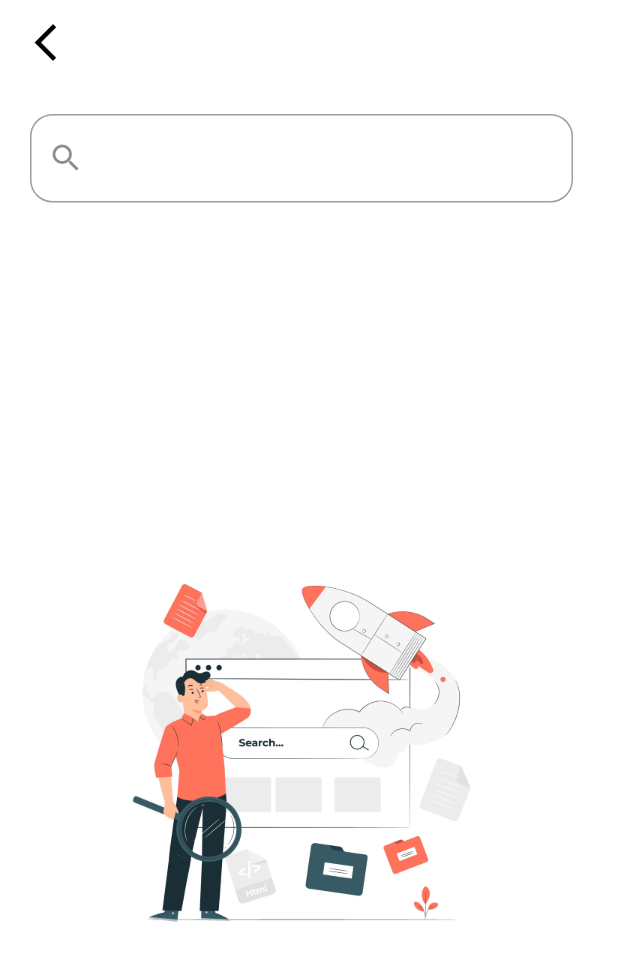
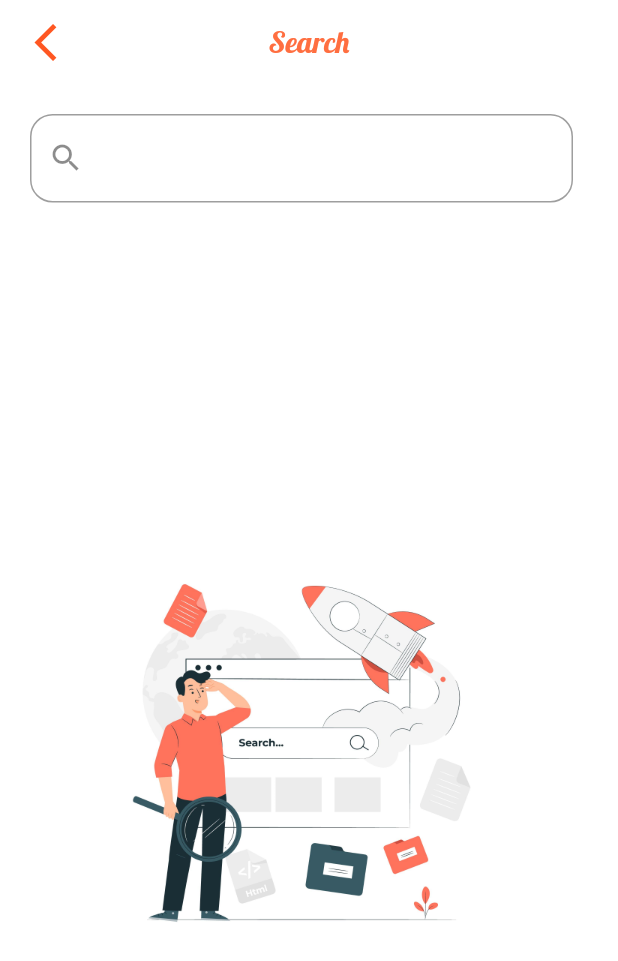
Before and after one commit to A7medking1/elctronic_store, a Flutter app: the HomeScreen screen opened directly, after a tap on the "search" icon, on a phone screen of 412 x 824 dp. Shown: the top 961 px of the screen. Run offline on Flutter 3.47's test engine with Material 2 defaults, Android fonts, the phone set to English and light mode, and no system bars; our stand-ins replace cached_network_image, carousel_slider, dio, equatable, flutter_svg, get and 4 more; accounts and stored records are empty; network calls fail.

Commit message:
finish cart

```diff
--- a/lib/main.dart
+++ b/lib/main.dart
@@ -16,6 +16,7 @@ void main() async {
   print(token);
   ApiClient.init();
 
+
   SystemChrome.setPreferredOrientations([
     DeviceOrientation.portraitUp,
   ]);
@@ -23,7 +24,8 @@ void main() async {
   runApp(const MyApp());
 }
 
-class MyApp extends StatelessWidget {
+class MyApp extends StatelessWidget
+{
   const MyApp({super.key});
 
   @override
--- a/lib/src/core/binding/binding.dart
+++ b/lib/src/core/binding/binding.dart
@@ -1,4 +1,5 @@
 import 'package:ecommerce_app/src/view/pages/app_layout_controller.dart';
+import 'package:ecommerce_app/src/view/pages/cart_screen/cart_controller.dart';
 import 'package:ecommerce_app/src/view/pages/category_screen/category_controller.dart';
 import 'package:ecommerce_app/src/view/pages/profile_screen/profile_controller.dart';
 import 'package:get/get.dart';
@@ -25,6 +26,7 @@ class AppBinding extends Bindings {
     Get.lazyPut(() => CategoryController(Get.find<ProductsRepo>()));
     Get.lazyPut(() => ProfileController(Get.find<ProductsRepo>()));
     Get.lazyPut(() => ProductsController(Get.find<ProductsRepo>()));
+    //Get.lazyPut(() => CartController(Get.find<ProductsRepo>()));
     // Get.lazyPut(() => SearchController(Get.find<ProductsRepo>()));
   }
 }
--- a/lib/src/view/pages/home_screen/home_screen.dart
+++ b/lib/src/view/pages/home_screen/home_screen.dart
@@ -1,16 +1,14 @@
 import 'package:ecommerce_app/size_config.dart';
-import 'package:ecommerce_app/src/core/api_constant.dart';
 import 'package:ecommerce_app/src/core/app_constant.dart';
+import 'package:ecommerce_app/src/view/pages/cart_screen/cart_screen.dart';
 import 'package:ecommerce_app/src/view/pages/home_screen/products_controller.dart';
 import 'package:ecommerce_app/src/view/pages/product_detail_screen/product_detail_screen.dart';
 import 'package:ecommerce_app/src/view/pages/search_screen/search_screen.dart';
 import 'package:flutter/material.dart';
 import 'package:get/get.dart';
-import 'package:google_fonts/google_fonts.dart';
 
-import '../../../model/product_model.dart';
 import '../../widgets/build_grid_view_product.dart';
-import '../../widgets/cached_image_network.dart';
+import '../../widgets/custom_app_bar.dart';
 import '../../widgets/custom_slider.dart';
 
 class HomeScreen extends StatelessWidget {
@@ -19,24 +17,36 @@ class HomeScreen extends StatelessWidget {
   @override
   Widget build(BuildContext context) {
     return Scaffold(
-      appBar: AppBar(
-        title: Text("Ecommerce App",
-            style: GoogleFonts.lobster(
-                fontSize: 20, color: Colors.deepOrangeAccent)),
-        iconTheme: const IconThemeData(color: Colors.black),
-        backgroundColor: Colors.white,
-        actions: [
-          Padding(
-            padding: const EdgeInsets.all(8.0),
-            child: IconButton(
+      appBar: PreferredSize(
+        preferredSize: Size.fromHeight(AppBar().preferredSize.height),
+        child: CustomAppBarWidget(
+          title: 'Ecommerce App',
+          leadingBack: false,
+          actions: [
+            Padding(
+              padding: const EdgeInsets.all(8.0),
+              child: IconButton(
                 onPressed: () => Get.to(() => SearchScreen()),
                 icon: Icon(
                   Icons.search,
                   color: AppConstant().kPrimaryColor,
                   size: 30,
-                )),
-          )
-        ],
+                ),
+              ),
+            ),
+            Padding(
+              padding: const EdgeInsets.all(8.0),
+              child: IconButton(
+                onPressed: () => Get.to(() => const CartScreen()),
+                icon: Icon(
+                  Icons.shopping_cart_outlined,
+                  color: AppConstant().kPrimaryColor,
+                  size: 30,
+                ),
+              ),
+            ),
+          ],
+        ),
       ),
       body: Padding(
         padding: EdgeInsets.all(
--- a/lib/src/view/pages/products_by_category/products_by_category.dart
+++ b/lib/src/view/pages/products_by_category/products_by_category.dart
@@ -1,4 +1,5 @@
 import 'package:ecommerce_app/src/view/pages/home_screen/home_screen.dart';
+import 'package:ecommerce_app/src/view/widgets/custom_app_bar.dart';
 import 'package:flutter/material.dart';
 import 'package:get/get.dart';
 
@@ -19,8 +20,9 @@ class ProductByCategoryScreen extends StatelessWidget {
   Widget build(BuildContext context) {
     Get.find<ProductsController>().getProductByCategory(categoryId);
     return Scaffold(
-      appBar: AppBar(
-        title: Text(title.toUpperCase()),
+      appBar: PreferredSize(
+        preferredSize: Size.fromHeight(AppBar().preferredSize.height),
+        child: CustomAppBarWidget(title: title, leadingBack: true,centerTitle: true,),
       ),
       body: Padding(
         padding: const EdgeInsets.all(20),
--- a/lib/src/view/pages/profile_screen/profile_controller.dart
+++ b/lib/src/view/pages/profile_screen/profile_controller.dart
@@ -47,10 +47,10 @@ class ProfileController extends GetxController {
     await CacheHelper.removeData(key: 'token');
     if (result.statusCode == 204) {
       Get.offAll(() => const LoginScreen());
+      Get.find<AppLayOutController>().currentIndex = 0;
+    } else {
 
-      Get.find<AppLayOutController>().currentIndex = 0;
-    } else {}
-
+    }
     isLoading.value = false;
     update();
   }
--- a/lib/src/view/pages/search_screen/search_screen.dart
+++ b/lib/src/view/pages/search_screen/search_screen.dart
@@ -1,5 +1,6 @@
 import 'package:ecommerce_app/src/view/pages/search_screen/search_controller.dart';
 import 'package:ecommerce_app/src/view/widgets/cached_image_network.dart';
+import 'package:ecommerce_app/src/view/widgets/custom_app_bar.dart';
 import 'package:flutter/material.dart';
 import 'package:get/get.dart';
 
@@ -17,20 +18,9 @@ class SearchScreen extends StatelessWidget {
     return GestureDetector(
       onTap: () => FocusScope.of(context).unfocus(),
       child: Scaffold(
-        appBar: AppBar(
-          backgroundColor: Colors.white,
-          elevation: 0.0,
-          leading: Padding(
-            padding: const EdgeInsets.only(left: 15),
-            child: IconButton(
-              onPressed: () => Get.back(),
-              icon: const Icon(
-                Icons.arrow_back_ios,
-                size: 30,
-              ),
-            ),
-          ),
-          iconTheme: const IconThemeData(color: Colors.black),
+        appBar: PreferredSize(
+          preferredSize:Size.fromHeight(AppBar().preferredSize.height),
+          child: const CustomAppBarWidget(title: 'Search', leadingBack: true,centerTitle: true,),
         ),
         body: GetBuilder<SearchController>(
           init: Get.put(SearchController(Get.find())),
--- /dev/null
+++ b/lib/src/view/widgets/custom_app_bar.dart
@@ -0,0 +1,38 @@
+import 'package:flutter/material.dart';
+import 'package:get/get.dart';
+import 'package:google_fonts/google_fonts.dart';
+
+class CustomAppBarWidget extends StatelessWidget {
+
+  final List<Widget>? actions ;
+  final String  title ;
+  final bool leadingBack;
+  final bool? centerTitle ;
+
+
+
+  const CustomAppBarWidget({
+    Key? key, this.actions, required this.title, required this.leadingBack, this.centerTitle,
+  }) : super(key: key);
+
+
+  @override
+  Widget build(BuildContext context) {
+    return AppBar(
+      title: Text(title,style: GoogleFonts.lobster(
+          fontSize: 20, color: Colors.deepOrangeAccent,),),
+      centerTitle: centerTitle ?? false,
+      leading: leadingBack ? Padding(
+        padding: const EdgeInsets.only(left: 15),
+        child: IconButton(
+          onPressed: () => Get.back(),
+          icon: const Icon(
+            Icons.arrow_back_ios,
+            size: 30,
+          ),
+        ),
+      ) : null,
+      actions: actions,
+    );
+  }
+}
--- a/pubspec.yaml
+++ b/pubspec.yaml
@@ -48,6 +48,7 @@ dependencies:
   shared_preferences: ^2.0.15
   carousel_slider: ^4.1.1
   quickalert: ^1.0.0
+  permission_handler: ^10.2.0
 
 dev_dependencies:
   flutter_test:
```
Also changed, not shown: lib/src/api_client/repository/products_repo.dart (+41 -2 lines), lib/src/core/api_constant.dart (+13 -0 lines), lib/src/model/cart_model.dart (added, +57 -0 lines), lib/src/view/pages/cart_screen/cart_controller.dart (added, +76 -0 lines), lib/src/view/pages/cart_screen/cart_screen.dart (added, +210 -0 lines), lib/src/view/pages/category_screen/category_screen.dart (+15 -9 lines), lib/src/view/pages/favorite_screen/favorite_screen.dart (+10 -10 lines), lib/src/view/pages/home_screen/products_controller.dart (+2 -8 lines), lib/src/view/pages/product_detail_screen/product_detail_screen.dart (+44 -55 lines), assets/icons/cart.png (added), pubspec.lock, 1 other file.
